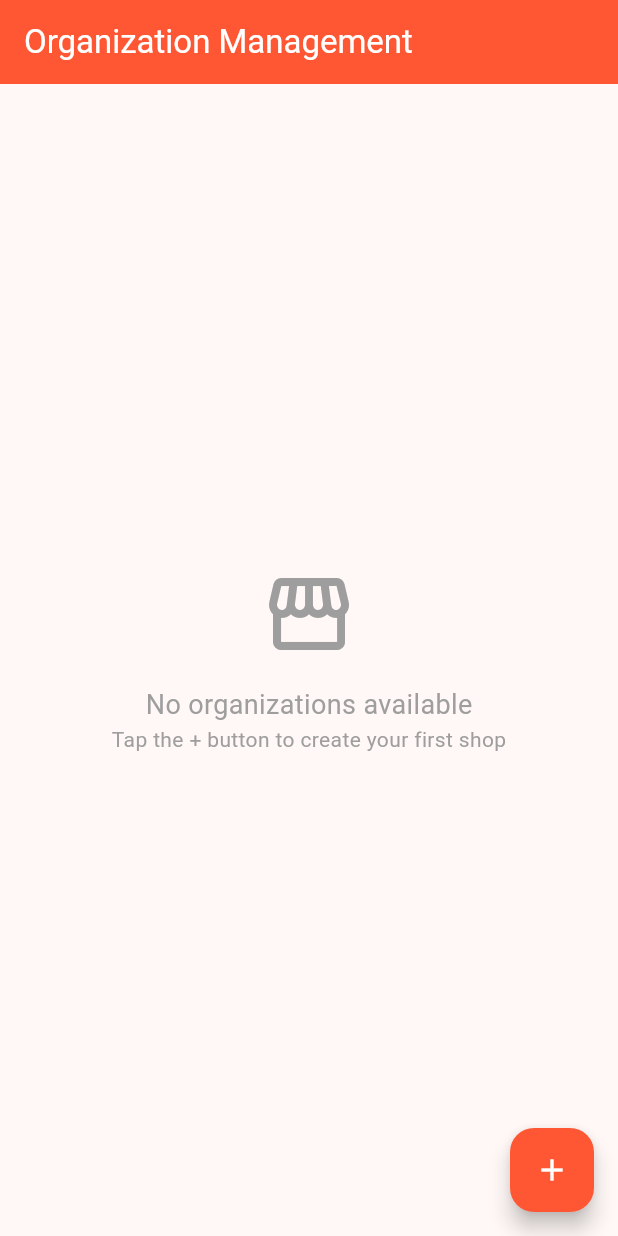
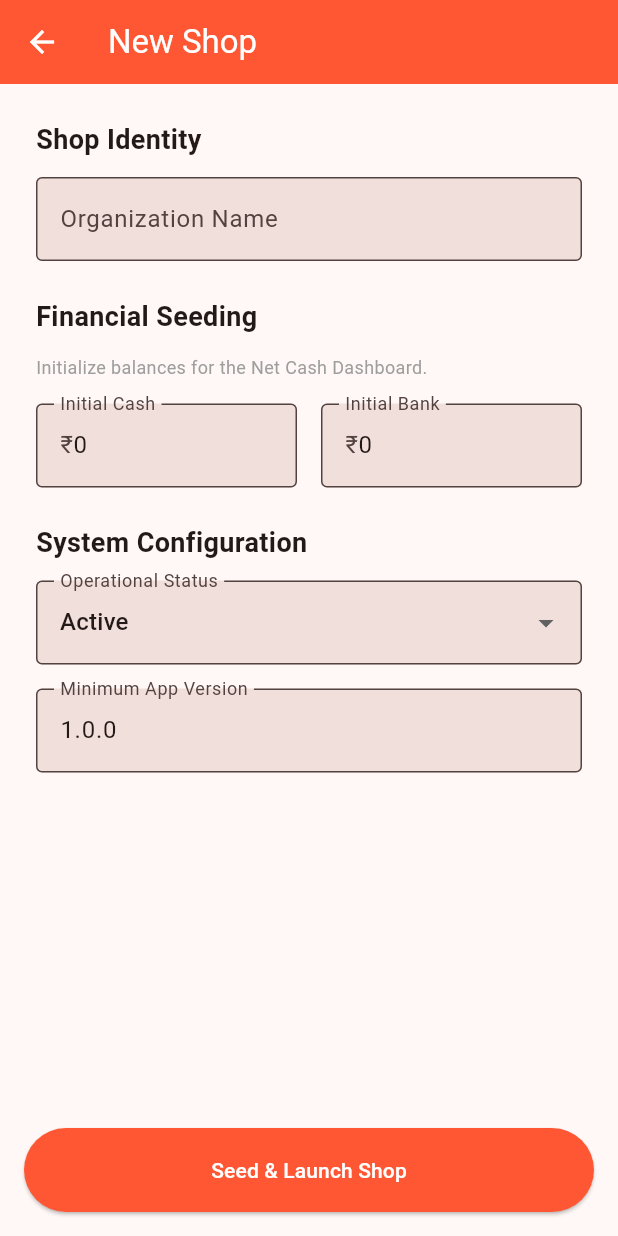
Before and after one commit to nanirocks125/apoorva_app, a Flutter app: the OrganizationScreen screen opened directly, after a tap on the "add" icon, on a phone screen of 412 x 824 dp. Run offline on Flutter 3.47's test engine with Material 3 defaults, Android fonts, the phone set to English and light mode, and no system bars; our stand-ins replace cloud_firestore, firebase_auth, firebase_core; accounts and stored records are empty.

Commit message:
organization manage is working

```diff
--- /dev/null
+++ b/lib/enum/account_type.dart
@@ -0,0 +1,13 @@
+import 'package:json_annotation/json_annotation.dart';
+
+@JsonEnum(alwaysCreate: true)
+enum AccountType {
+  @JsonValue('cash')
+  cash, // For physical shop drawer [cite: 72, 106]
+
+  @JsonValue('bank')
+  bank, // For SBI or other accounts [cite: 76]
+
+  @JsonValue('upi')
+  upi, // For digital wallet/UPI tracking [cite: 74]
+}
--- a/lib/model/account.dart
+++ b/lib/model/account.dart
@@ -1,25 +1,24 @@
+import 'package:apoorva_app/enum/account_type.dart';
+import 'package:json_annotation/json_annotation.dart';
+import 'package:uuid/uuid.dart';
+
+part 'account.g.dart';
+
+@JsonSerializable()
 class Account {
   final String id;
   final String name;
-  final String type; // Cash, Bank, Digital Wallet
+  final AccountType type; // Cash, Bank, Digital Wallet
   final double currentBalance;
-  final bool isDefaultUpi;
 
   Account({
-    required this.id,
+    String? id,
     required this.name,
     required this.type,
     required this.currentBalance,
-    this.isDefaultUpi = false,
-  });
+  }) : id = id ?? const Uuid().v4();
 
-  factory Account.fromMap(Map<String, dynamic> data, String id) {
-    return Account(
-      id: id,
-      name: data['name'] ?? '',
-      type: data['account_type'] ?? 'Cash',
-      currentBalance: (data['current_balance'] ?? 0).toDouble(),
-      isDefaultUpi: data['is_default_upi'] ?? false,
-    );
-  }
+  factory Account.fromJson(Map<String, dynamic> json) =>
+      _$AccountFromJson(json);
+  Map<String, dynamic> toJson() => _$AccountToJson(this);
 }
--- a/lib/model/organization.dart
+++ b/lib/model/organization.dart
@@ -1,30 +1,42 @@
 import 'package:cloud_firestore/cloud_firestore.dart';
+import 'package:json_annotation/json_annotation.dart';
+import 'account.dart'; // Ensure you have the Account model we created
 
+part 'organization.g.dart';
+
+@JsonSerializable(explicitToJson: true)
 class Organization {
-  final String id;
+  String id;
   final String name;
+  final String status; // Missing this in your snippet!
+
+  @JsonKey(fromJson: _tsToDate, toJson: _dateToTs)
   final DateTime createdAt;
-  final String minVersion; // For Forced Update Toggle
-  final String currentTheme; // For Seasonal UI
+
+  final String minVersion;
+  final String currentTheme;
   final String accentColor;
 
+  @JsonKey(defaultValue: [])
+  final List<Account> accounts; // Missing this in your snippet!
+
   Organization({
-    required this.id,
+    this.id = '',
     required this.name,
+    this.status = "Active",
     required this.createdAt,
     this.minVersion = "1.0.0",
     this.currentTheme = "Default",
     this.accentColor = "#FF5733",
-  });
+    this.accounts = const [],
+  }); // Ensure ID is always initialized, even if empty
 
-  factory Organization.fromMap(Map<String, dynamic> data, String id) {
-    return Organization(
-      id: id,
-      name: data['org_name'] ?? '',
-      createdAt: (data['created_at'] as Timestamp).toDate(),
-      minVersion: data['config']?['system']?['min_version'] ?? "1.0.0",
-      currentTheme: data['config']?['ui_theme']?['current_theme'] ?? "Default",
-      accentColor: data['config']?['ui_theme']?['accent_color'] ?? "#FF5733",
-    );
-  }
+  // --- Boilerplate required for build_runner ---
+  factory Organization.fromJson(Map<String, dynamic> json) =>
+      _$OrganizationFromJson(json);
+  Map<String, dynamic> toJson() => _$OrganizationToJson(this);
+
+  // --- Firestore Timestamp Helpers ---
+  static DateTime _tsToDate(dynamic ts) => (ts as Timestamp).toDate();
+  static dynamic _dateToTs(DateTime dt) => Timestamp.fromDate(dt);
 }
--- /dev/null
+++ b/lib/screens/organization_form_screen.dart
@@ -0,0 +1,200 @@
+import 'package:apoorva_app/model/account.dart';
+import 'package:apoorva_app/model/organization.dart';
+import 'package:flutter/material.dart';
+import 'package:apoorva_app/enum/account_type.dart';
+import 'package:apoorva_app/services/organization_service.dart';
+
+enum FormMode { create, edit, view }
+
+class OrganizationFormScreen extends StatefulWidget {
+  final Organization? org; // Changed from Map to Model
+  final FormMode mode;
+
+  const OrganizationFormScreen({super.key, this.org, required this.mode});
+
+  @override
+  State<OrganizationFormScreen> createState() => _OrganizationFormScreenState();
+}
+
+class _OrganizationFormScreenState extends State<OrganizationFormScreen> {
+  final _formKey = GlobalKey<FormState>();
+  final OrganizationService _orgService = OrganizationService();
+
+  late TextEditingController _nameController;
+  late TextEditingController _minVersionController;
+  late TextEditingController _cashController;
+  late TextEditingController _bankController;
+  String _status = 'Active';
+
+  bool get isViewOnly => widget.mode == FormMode.view;
+  bool get isEdit => widget.mode == FormMode.edit;
+
+  @override
+  void initState() {
+    super.initState();
+    // Initialize using model properties
+    _nameController = TextEditingController(text: widget.org?.name ?? '');
+    _minVersionController = TextEditingController(
+      text: widget.org?.minVersion ?? '1.0.0',
+    );
+    _status = widget.org?.status ?? 'Active';
+
+    // Seed values for creation mode
+    _cashController = TextEditingController(text: '0');
+    _bankController = TextEditingController(text: '0');
+  }
+
+  Future<void> _saveForm() async {
+    if (!_formKey.currentState!.validate()) return;
+
+    try {
+      if (widget.mode == FormMode.create) {
+        // Create initial accounts list for the array
+        final initialAccounts = [
+          Account(
+            name: 'Cash Account',
+            type: AccountType.cash,
+            currentBalance: double.parse(_cashController.text),
+          ),
+        ];
+
+        final newOrg = Organization(
+          name: _nameController.text.trim(),
+          status: _status,
+          createdAt: DateTime.now(),
+          minVersion: _minVersionController.text.trim(),
+          accounts: initialAccounts,
+        );
+
+        await _orgService.createOrganization(newOrg);
+      } else if (isEdit) {
+        // Update existing model with new values
+        final updatedOrg = Organization(
+          id: widget.org!.id,
+          name: _nameController.text.trim(),
+          status: _status,
+          createdAt: widget.org!.createdAt,
+          minVersion: _minVersionController.text.trim(),
+          accounts: widget.org!.accounts, // Keep existing accounts
+        );
+
+        await _orgService.updateOrganization(updatedOrg);
+      }
+
+      if (mounted) Navigator.pop(context);
+    } catch (e) {
+      ScaffoldMessenger.of(
+        context,
+      ).showSnackBar(SnackBar(content: Text('Error: $e')));
+    }
+  }
+
+  @override
+  Widget build(BuildContext context) {
+    return Scaffold(
+      appBar: AppBar(
+        title: Text(
+          widget.mode == FormMode.create ? 'New Shop' : 'Shop Settings',
+        ),
+        backgroundColor: const Color(0xFFFF5733),
+        foregroundColor: Colors.white,
+      ),
+      bottomNavigationBar: isViewOnly ? null : _buildBottomNavBar(),
+      body: Form(
+        key: _formKey,
+        child: ListView(
+          padding: const EdgeInsets.all(24.0),
+          children: [
+            _buildHeader('Shop Identity'),
+            TextFormField(
+              controller: _nameController,
+              enabled: !isViewOnly,
+              decoration: const InputDecoration(labelText: 'Organization Name'),
+              validator: (v) => v!.isEmpty ? 'Name required' : null,
+            ),
+            const SizedBox(height: 24),
+
+            if (widget.mode == FormMode.create) ...[
+              _buildHeader('Financial Seeding'),
+              const Text(
+                'Initialize balances for the Net Cash Dashboard.',
+                style: TextStyle(color: Colors.grey, fontSize: 12),
+              ),
+              const SizedBox(height: 16),
+              Row(
+                children: [
+                  _buildBalanceField(_cashController, 'Initial Cash'),
+                  const SizedBox(width: 16),
+                  _buildBalanceField(_bankController, 'Initial Bank'),
+                ],
+              ),
+              const SizedBox(height: 24),
+            ],
+
+            _buildHeader('System Configuration'),
+            DropdownButtonFormField<String>(
+              value: _status,
+              decoration: const InputDecoration(
+                labelText: 'Operational Status',
+              ),
+              items: [
+                'Active',
+                'Inactive',
+              ].map((s) => DropdownMenuItem(value: s, child: Text(s))).toList(),
+              onChanged: isViewOnly
+                  ? null
+                  : (v) => setState(() => _status = v!),
+            ),
+            const SizedBox(height: 16),
+            TextFormField(
+              controller: _minVersionController,
+              enabled: !isViewOnly,
+              decoration: const InputDecoration(
+                labelText: 'Minimum App Version',
+              ),
+            ),
+          ],
+        ),
+      ),
+    );
+  }
+
+  Widget _buildHeader(String title) {
+    return Padding(
+      padding: const EdgeInsets.only(bottom: 12),
+      child: Text(
+        title,
+        style: const TextStyle(fontWeight: FontWeight.bold, fontSize: 18),
+      ),
+    );
+  }
+
+  Widget _buildBalanceField(TextEditingController controller, String label) {
+    return Expanded(
+      child: TextFormField(
+        controller: controller,
+        decoration: InputDecoration(labelText: label, prefixText: '₹'),
+        keyboardType: TextInputType.number,
+      ),
+    );
+  }
+
+  Widget _buildBottomNavBar() {
+    return Padding(
+      padding: const EdgeInsets.all(16.0),
+      child: SizedBox(
+        height: 56,
+        child: ElevatedButton(
+          style: ElevatedButton.styleFrom(
+            backgroundColor: const Color(0xFFFF5733),
+          ),
+          onPressed: _saveForm,
+          child: Text(
+            isEdit ? 'Update Shop' : 'Seed & Launch Shop',
+            style: const TextStyle(color: Colors.white),
+          ),
+        ),
+      ),
+    );
+  }
+}
--- a/lib/screens/organization_screen.dart
+++ b/lib/screens/organization_screen.dart
@@ -1,3 +1,6 @@
+import 'package:apoorva_app/model/organization.dart';
+import 'package:apoorva_app/screens/organization_details_screen.dart';
+import 'package:apoorva_app/screens/organization_form_screen.dart';
 import 'package:apoorva_app/services/organization_service.dart';
 import 'package:flutter/material.dart';
 
@@ -17,13 +20,11 @@ class OrganizationScreen extends StatelessWidget {
         onPressed: () => _openOrgForm(context),
         child: const Icon(Icons.add, color: Colors.white),
       ),
-      body: StreamBuilder<List<Map<String, dynamic>>>(
+      body: StreamBuilder<List<Organization>>(
         stream: _orgService.getOrganizations(),
         builder: (context, snapshot) {
           if (snapshot.hasError) {
-            return Center(
-              child: Text('Error loading shops: ${snapshot.error}'),
-            );
+            return Center(child: Text('Error: ${snapshot.error}'));
           }
           if (!snapshot.hasData) {
             return const Center(child: CircularProgressIndicator());
@@ -31,61 +32,47 @@ class OrganizationScreen extends StatelessWidget {
 
           final orgs = snapshot.data!;
 
-          // Explicit check for empty organizations list
           if (orgs.isEmpty) {
-            return const Center(
-              child: Column(
-                mainAxisAlignment: MainAxisAlignment.center,
-                children: [
-                  Icon(Icons.storefront_outlined, size: 64, color: Colors.grey),
-                  SizedBox(height: 16),
-                  Text(
-                    'No organizations available',
-                    style: TextStyle(fontSize: 18, color: Colors.grey),
-                  ),
-                  Text(
-                    'Tap the + button to create your first shop',
-                    style: TextStyle(fontSize: 14, color: Colors.grey),
-                  ),
-                ],
-              ),
-            );
+            return const Center(child: Text('No organizations available'));
           }
 
           return ListView.builder(
             itemCount: orgs.length,
             itemBuilder: (context, index) {
-              final org = orgs[index];
-              final bool isActive = org['status'] == 'Active'; // [cite: 120]
+              final org = orgs[index]; // 'org' is now an Organization object!
+              final bool isActive = org.status == 'Active';
 
               return Card(
                 margin: const EdgeInsets.symmetric(horizontal: 16, vertical: 8),
                 child: ListTile(
                   title: Text(
-                    org['org_name'], // [cite: 98]
+                    org.name, // Changed from org['org_name']
                     style: const TextStyle(fontWeight: FontWeight.bold),
                   ),
-                  subtitle: Text('Status: ${org['status']}'), // [cite: 120]
+                  subtitle: Text(
+                    'Status: ${org.status}',
+                  ), // Changed from org['status']
+                  onTap: () =>
+                      _viewOrgDetails(context, org), // Pass the object directly
+                  onLongPress: () => _openOrgForm(context, org: org),
                   trailing: Row(
                     mainAxisSize: MainAxisSize.min,
                     children: [
-                      // Active/Inactive Toggle for Security
                       Switch(
                         value: isActive,
                         activeColor: const Color(0xFFFF5733),
                         onChanged: (_) =>
-                            _orgService.toggleStatus(org['id'], org['status']),
+                            _orgService.toggleStatus(org.id!, org.status),
                       ),
                       IconButton(
                         icon: const Icon(
                           Icons.delete_forever,
                           color: Colors.red,
                         ),
-                        onPressed: () => _confirmDelete(context, org['id']),
+                        onPressed: () => _confirmDelete(context, org.id!),
                       ),
                     ],
                   ),
-                  onLongPress: () => _openOrgForm(context, org: org),
                 ),
               );
             },
@@ -95,11 +82,61 @@ class OrganizationScreen extends StatelessWidget {
     );
   }
 
-  void _openOrgForm(BuildContext context, {Map<String, dynamic>? org}) {
-    // Navigates to the Form screen for Create or Update
+  void _openOrgForm(BuildContext context, {Organization? org}) {
+    Navigator.of(context).push(
+      MaterialPageRoute(
+        builder: (context) => OrganizationFormScreen(
+          org: org,
+          mode: org == null ? FormMode.create : FormMode.edit,
+        ),
+      ),
+    );
   }
 
   void _confirmDelete(BuildContext context, String orgId) {
-    // Navigates to the Form screen for Create or Update
+    // Audit-friendly confirmation dialog to protect shop data
+    showDialog(
+      context: context,
+      builder: (BuildContext context) {
+        return AlertDialog(
+          title: const Text('Delete Organization?'),
+          content: const Text(
+            'This will permanently remove the shop and its data. '
+            'It is recommended to use the "Inactive" toggle instead to preserve the audit trail.',
+          ),
+          actions: [
+            TextButton(
+              onPressed: () => Navigator.pop(context),
+              child: const Text('Cancel'),
+            ),
+            TextButton(
+              style: TextButton.styleFrom(foregroundColor: Colors.red),
+              onPressed: () async {
+                await _orgService.deleteOrganization(orgId);
+                if (context.mounted) Navigator.pop(context);
+
+                // Show confirmation snackbar
+                if (context.mounted) {
+                  ScaffoldMessenger.of(context).showSnackBar(
+                    const SnackBar(
+                      content: Text('Organization deleted successfully'),
+                    ),
+                  );
+                }
+              },
+              child: const Text('Delete Permanently'),
+            ),
+          ],
+        );
+      },
+    );
+  }
+
+  void _viewOrgDetails(BuildContext context, Organization org) {
+    Navigator.of(context).push(
+      MaterialPageRoute(
+        builder: (context) => OrganizationDetailsScreen(org: org),
+      ),
+    );
   }
 }
--- a/pubspec.yaml
+++ b/pubspec.yaml
@@ -39,10 +39,15 @@ dependencies:
   cloud_firestore: ^6.1.1
   animated_text_kit: ^4.3.0
   flutter_progress_hud: ^2.0.2
+  json_annotation: ^4.11.0
+  uuid: ^4.5.3
+  intl: ^0.20.2
 
 dev_dependencies:
   flutter_test:
     sdk: flutter
+  json_serializable: ^6.1.4
+  build_runner: ^2.4.13
 
   # The "flutter_lints" package below contains a set of recommended lints to
   # encourage good coding practices. The lint set provided by the package is
```
Also changed, not shown: lib/screens/organization_details_screen.dart (added, +187 -0 lines), lib/services/firestore_service.dart (added, +39 -0 lines), lib/services/organization_service.dart (+49 -52 lines), lib/model/account.g.dart (added), lib/model/organization.g.dart (added), pubspec.lock.
